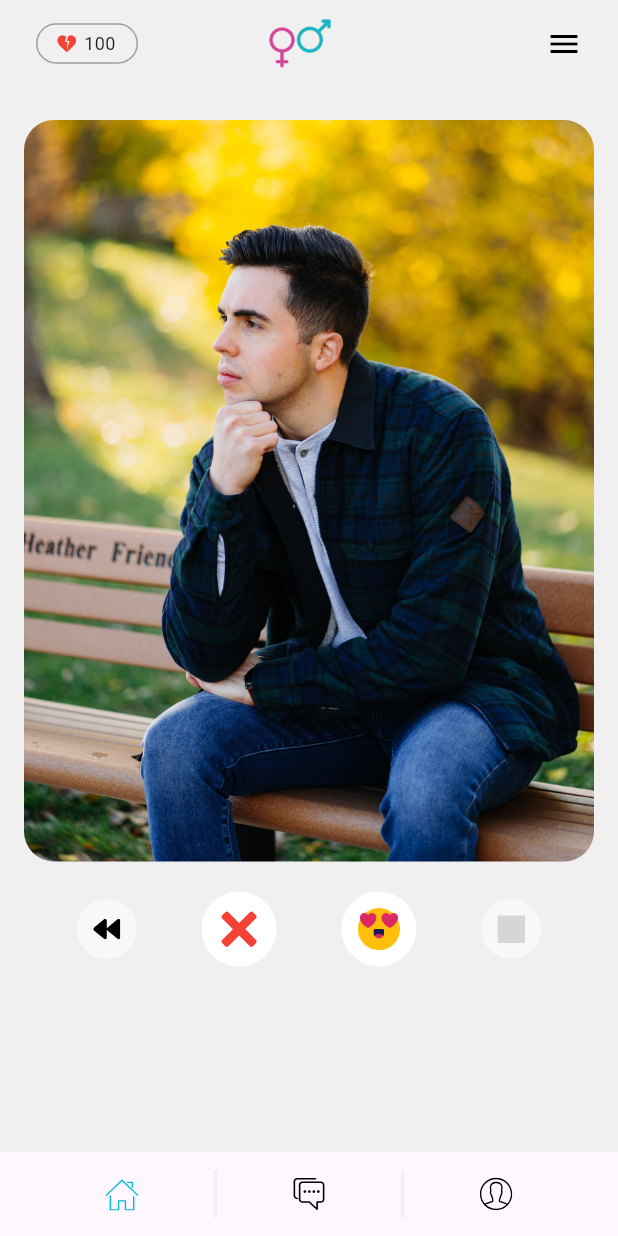
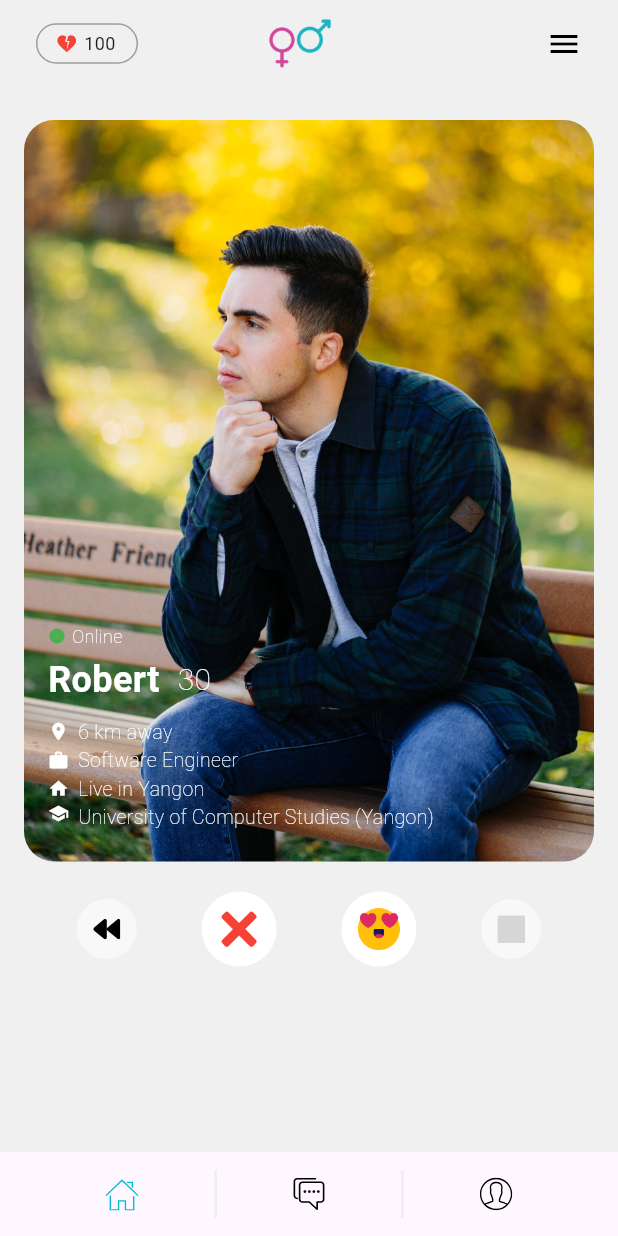
Before and after one commit to heinminlatt611517/Phoosar_Flutter, a Flutter app: the screen it shows after launch, on a phone screen of 412 x 824 dp. Run offline on Flutter 3.47's test engine with Material 3 defaults, Android fonts, the phone set to English and light mode, and no system bars; drawn by our look-alikes of flutter_bounceable; our stand-ins replace flutter_riverpod, flutter_svg, google_fonts, shared_preferences, url_strategy; generated files the repository leaves out were written again; grey boxes are pictures that could not be loaded.

Commit message:
info card ui update

```diff
--- a/lib/src/features/dashboard/dashboard.dart
+++ b/lib/src/features/dashboard/dashboard.dart
@@ -1,6 +1,7 @@
 import 'package:flutter/material.dart';
 import 'package:flutter_svg/svg.dart';
 import 'package:phoosar/src/common/widgets/icon_button.dart';
+import 'package:phoosar/src/features/dashboard/widgets/info_card.dart';
 import 'package:phoosar/src/settings/settings_controller.dart';
 
 class DashboardScreen extends StatelessWidget {
@@ -72,15 +73,7 @@ class DashboardScreen extends StatelessWidget {
               SizedBox(
                 height: 30,
               ),
-              ClipRRect(
-                borderRadius: BorderRadius.circular(20),
-                child: Image.asset(
-                  'assets/images/dating1.jpeg',
-                  width: MediaQuery.of(context).size.width - 32,
-                  height: MediaQuery.of(context).size.height * 0.6,
-                  fit: BoxFit.cover,
-                ),
-              ),
+              InfoCard(),
               SizedBox(
                 height: 20,
               ),
--- /dev/null
+++ b/lib/src/features/dashboard/widgets/info_card.dart
@@ -0,0 +1,166 @@
+import 'package:flutter/material.dart';
+import 'package:google_fonts/google_fonts.dart';
+
+class InfoCard extends StatelessWidget {
+  const InfoCard({super.key});
+
+  @override
+  Widget build(BuildContext context) {
+    return Stack(
+      children: [
+        ClipRRect(
+          borderRadius: BorderRadius.circular(20),
+          child: Image.asset(
+            'assets/images/dating1.jpeg',
+            width: MediaQuery.of(context).size.width - 32,
+            height: MediaQuery.of(context).size.height * 0.6,
+            fit: BoxFit.cover,
+          ),
+        ),
+        Positioned(
+          bottom: 20,
+          left: 16,
+          right: 16,
+          child: Column(
+            crossAxisAlignment: CrossAxisAlignment.start,
+            children: [
+              Row(
+                mainAxisAlignment: MainAxisAlignment.start,
+                children: [
+                  Icon(
+                    Icons.circle,
+                    color: Colors.green,
+                    size: 12,
+                  ),
+                  SizedBox(
+                    width: 4,
+                  ),
+                  Text(
+                    'Online',
+                    style: GoogleFonts.roboto(
+                      fontSize: 12,
+                      color: Colors.white,
+                      fontWeight: FontWeight.w200,
+                    ),
+                  ),
+                ],
+              ),
+              SizedBox(
+                height: 4,
+              ),
+              Row(
+                children: [
+                  Text(
+                    'Robert',
+                    style: GoogleFonts.roboto(
+                      fontSize: 24,
+                      color: Colors.white,
+                      fontWeight: FontWeight.w700,
+                    ),
+                  ),
+                  SizedBox(
+                    width: 12,
+                  ),
+                  Text(
+                    '30',
+                    style: GoogleFonts.roboto(
+                      fontSize: 20,
+                      color: Colors.white,
+                      fontWeight: FontWeight.w200,
+                    ),
+                  ),
+                ],
+              ),
+              SizedBox(
+                height: 8,
+              ),
+              Row(
+                children: [
+                  Icon(
+                    Icons.location_on,
+                    color: Colors.white,
+                    size: 14,
+                  ),
+                  SizedBox(
+                    width: 6,
+                  ),
+                  Text(
+                    '6 km away',
+                    style: GoogleFonts.roboto(
+                      fontSize: 13,
+                      color: Colors.white,
+                      fontWeight: FontWeight.w100,
+                    ),
+                  ),
+                ],
+              ),
+              Row(
+                children: [
+                  Icon(
+                    Icons.work,
+                    color: Colors.white,
+                    size: 14,
+                  ),
+                  SizedBox(
+                    width: 6,
+                  ),
+                  Text(
+                    'Software Engineer',
+                    style: GoogleFonts.roboto(
+                      fontSize: 13,
+                      color: Colors.white,
+                      fontWeight: FontWeight.w100,
+                    ),
+                  ),
+                ],
+              ),
+              Row(
+                children: [
+                  Icon(
+                    Icons.home,
+                    color: Colors.white,
+                    size: 14,
+                  ),
+                  SizedBox(
+                    width: 6,
+                  ),
+                  Text(
+                    'Live in Yangon',
+                    style: GoogleFonts.roboto(
+                      fontSize: 13,
+                      color: Colors.white,
+                      fontWeight: FontWeight.w100,
+                    ),
+                  ),
+                ],
+              ),
+              Row(
+                crossAxisAlignment: CrossAxisAlignment.start,
+                children: [
+                  Icon(
+                    Icons.school,
+                    color: Colors.white,
+                    size: 14,
+                  ),
+                  SizedBox(
+                    width: 6,
+                  ),
+                  Expanded(
+                    child: Text(
+                      'University of Computer Studies (Yangon)',
+                      style: GoogleFonts.roboto(
+                        fontSize: 13,
+                        color: Colors.white,
+                        fontWeight: FontWeight.w100,
+                      ),
+                    ),
+                  ),
+                ],
+              ),
+            ],
+          ),
+        ),
+      ],
+    );
+  }
+}
--- a/pubspec.yaml
+++ b/pubspec.yaml
@@ -21,6 +21,7 @@ dependencies:
     sdk: flutter
   flutter_riverpod: ^2.5.1
   flutter_svg: ^2.0.10+1
+  google_fonts: ^6.2.1
   shared_preferences: ^2.2.3
   url_strategy: ^0.2.0
 
```
Also changed, not shown: pubspec.lock, 1 other file.
